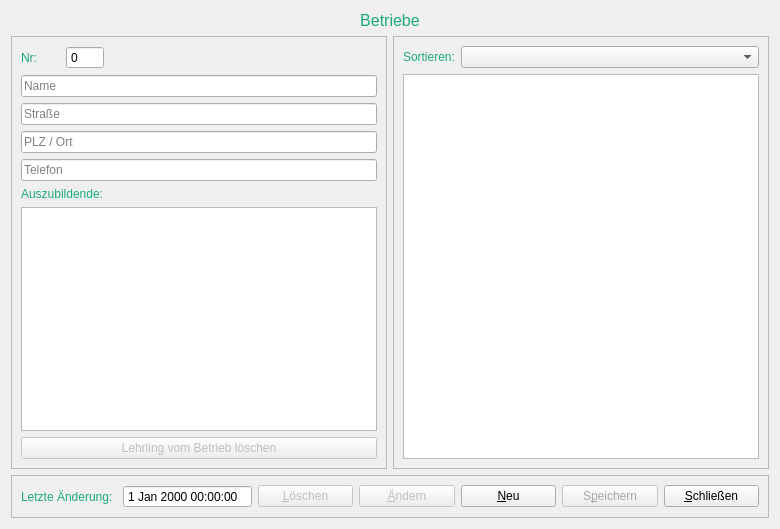
Above: formbetrieb.ui from fasa1964/fshkap before the change. Below: the same form after it.
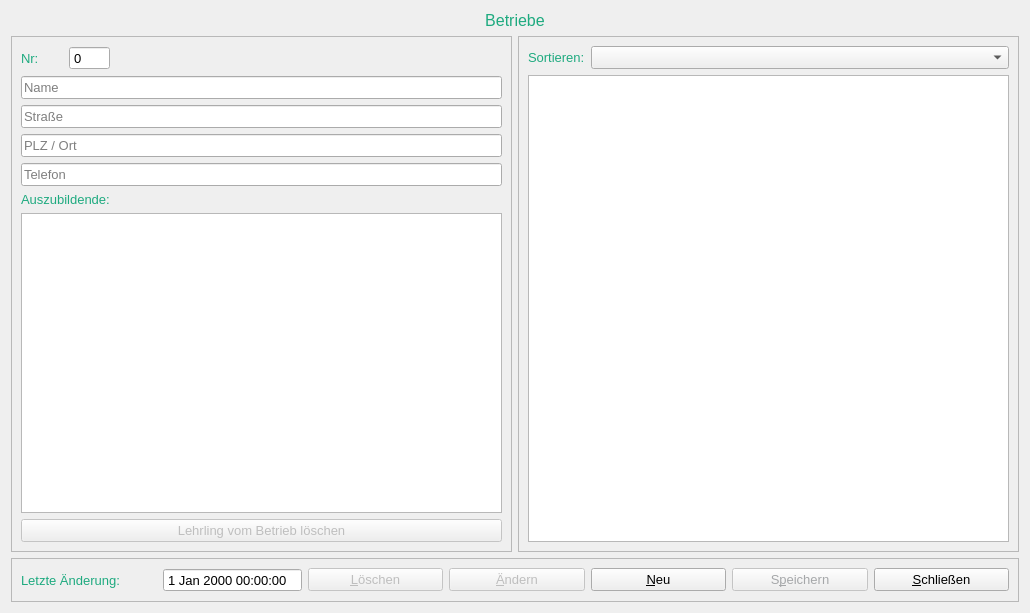
That is the form after the change.

Diff of the .ui file:
```diff
--- a/formbetrieb.ui
+++ b/formbetrieb.ui
@@ -6,10 +6,15 @@
    <rect>
     <x>0</x>
     <y>0</y>
-    <width>780</width>
-    <height>529</height>
+    <width>1030</width>
+    <height>613</height>
    </rect>
   </property>
+  <property name="font">
+   <font>
+    <pointsize>10</pointsize>
+   </font>
+  </property>
   <property name="windowTitle">
    <string>Form</string>
   </property>
```
